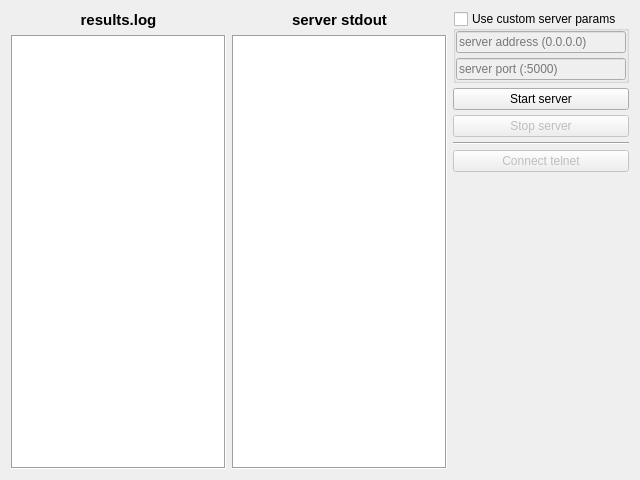
First picture: the form in uic/uiClient.ui, repository hydroplexus/junior--tcp-server, before the edit.
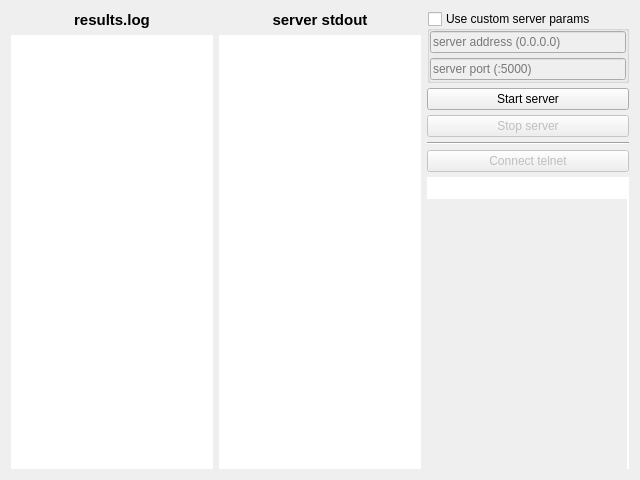
Second picture: the form after the edit.

What changed in the file:
```diff
--- a/uic/uiClient.ui
+++ b/uic/uiClient.ui
@@ -47,7 +47,7 @@
           <bool>true</bool>
          </property>
          <property name="frameShape">
-          <enum>QFrame::Box</enum>
+          <enum>QFrame::NoFrame</enum>
          </property>
          <property name="readOnly">
           <bool>true</bool>
@@ -84,7 +84,7 @@
        <item>
         <widget class="QPlainTextEdit" name="teStdOut">
          <property name="frameShape">
-          <enum>QFrame::Box</enum>
+          <enum>QFrame::NoFrame</enum>
          </property>
          <property name="readOnly">
           <bool>true</bool>
@@ -103,9 +103,6 @@
          <property name="enabled">
           <bool>true</bool>
          </property>
-         <property name="styleSheet">
-          <string notr="true"/>
-         </property>
          <property name="title">
           <string>Use custom server params</string>
          </property>
@@ -207,17 +204,23 @@
         </widget>
        </item>
        <item>
-        <spacer name="verticalSpacer">
-         <property name="orientation">
-          <enum>Qt::Vertical</enum>
+        <widget class="QPlainTextEdit" name="teUiLog">
+         <property name="autoFillBackground">
+          <bool>false</bool>
          </property>
-         <property name="sizeHint" stdset="0">
-          <size>
-           <width>20</width>
-           <height>40</height>
-          </size>
+         <property name="frameShape">
+          <enum>QFrame::NoFrame</enum>
          </property>
-        </spacer>
+         <property name="frameShadow">
+          <enum>QFrame::Sunken</enum>
+         </property>
+         <property name="readOnly">
+          <bool>true</bool>
+         </property>
+         <property name="backgroundVisible">
+          <bool>true</bool>
+         </property>
+        </widget>
        </item>
       </layout>
      </item>
```
